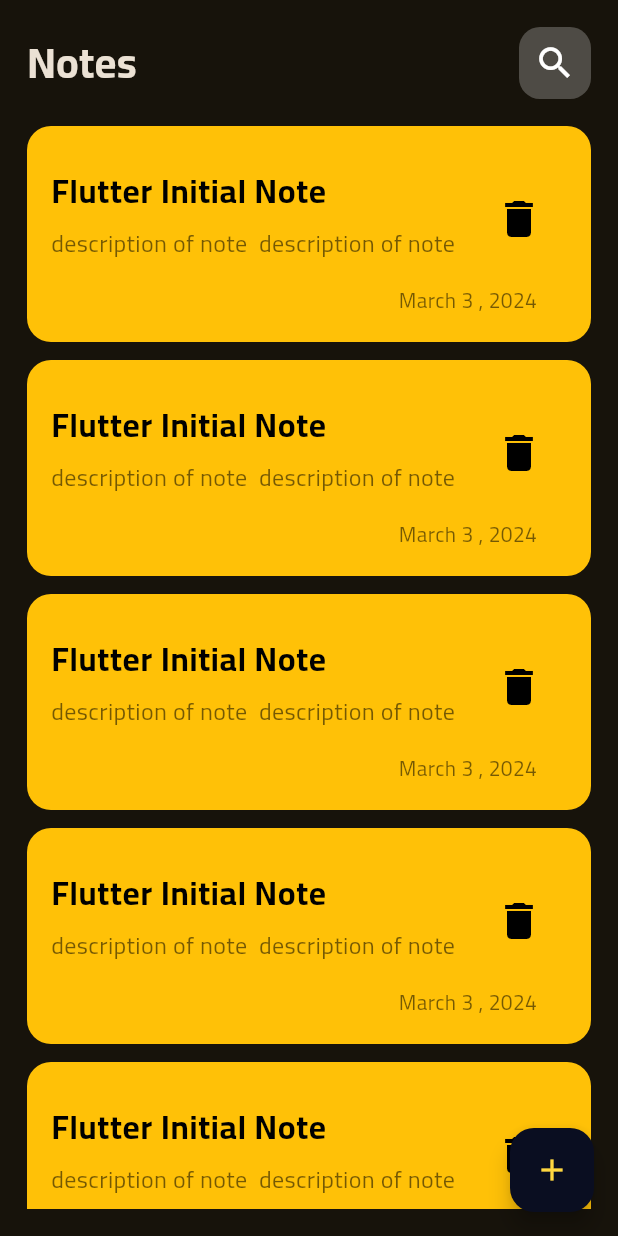
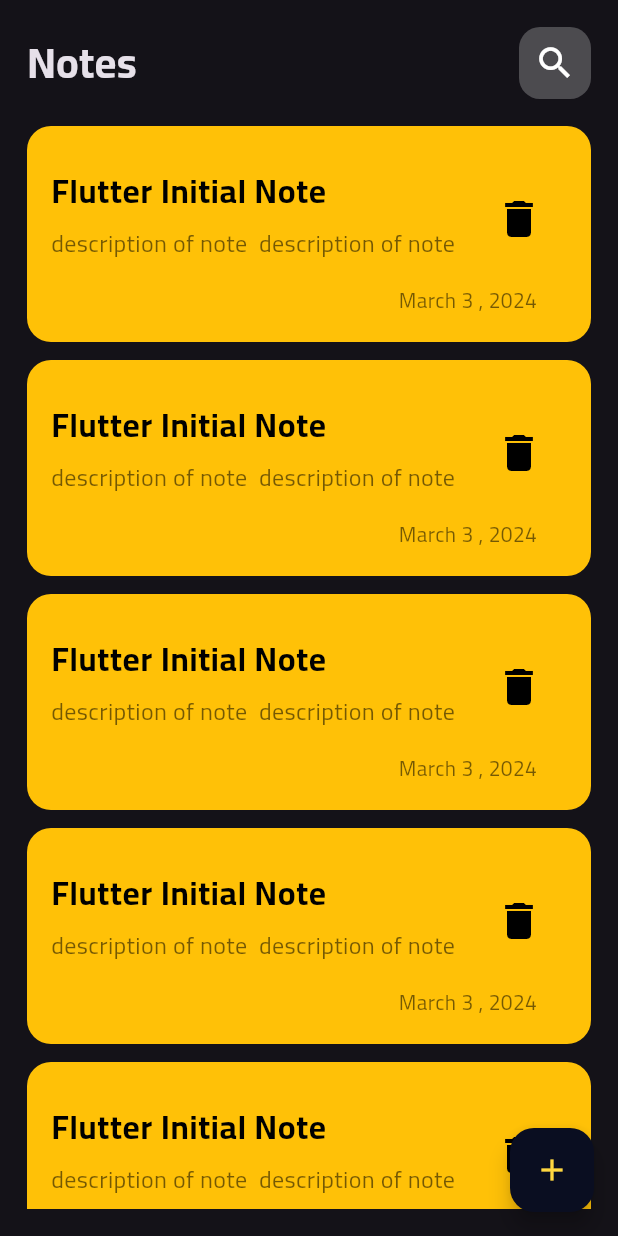
Before and after one commit to hashem2770/Notes, a Flutter app: the screen it shows after launch, on a phone screen of 412 x 824 dp. Run offline on Flutter 3.47's test engine with Material 3 defaults, Android fonts, the phone set to English and light mode, and no system bars.

```diff
--- a/lib/main.dart
+++ b/lib/main.dart
@@ -1,4 +1,5 @@
 import 'package:flutter/material.dart';
+import 'package:note_app/core/constant/colors.dart';
 import 'package:note_app/views/home_view/presentation/view/notes_view.dart';
 
 void main() {
@@ -14,9 +15,10 @@ class NotesApp extends StatelessWidget {
       debugShowCheckedModeBanner: false,
       theme: ThemeData(
           useMaterial3: true,
+          primaryColor: kPrimaryColor,
           brightness: Brightness.dark,
           fontFamily: 'Cairo',
-          colorSchemeSeed: Colors.amber),
+         ),
       home: const NotesView(),
     );
   }
```
Also changed, not shown: lib/views/edit_note_view/data/models/note_model.dart (added, +13 -0 lines).
